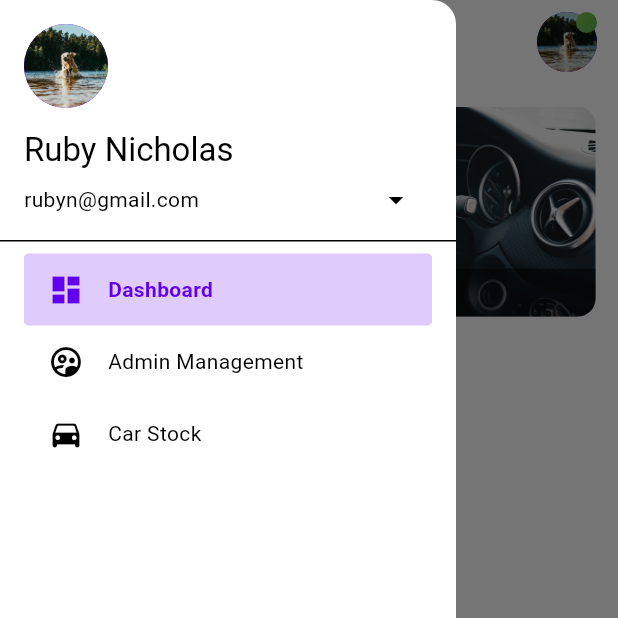
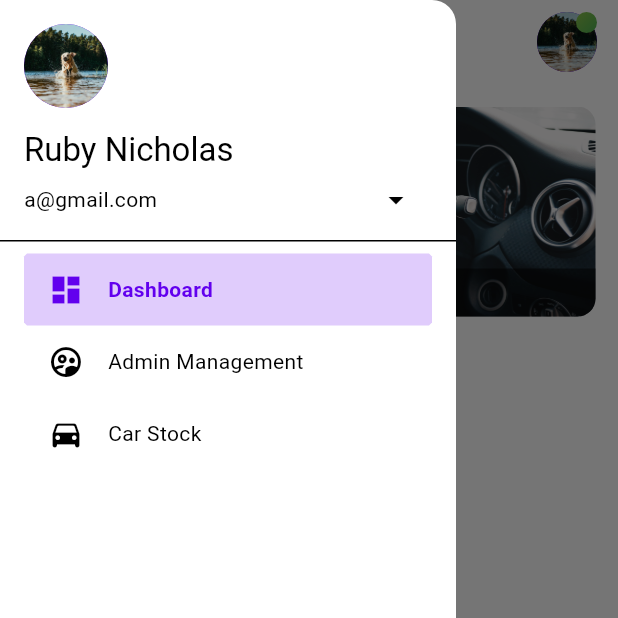
Before and after one commit to diva-gsc/polinema-smt5-mobile-uas, a Flutter app: the screen it shows after launch, with the side drawer open, on a phone screen of 412 x 824 dp, the top half of it. Run offline on Flutter 3.47's test engine with Material 2 defaults, Android fonts, the phone set to English and light mode, and no system bars; our stand-ins replace get, get_storage.

Commit message:
Refactor code

```diff
--- /dev/null
+++ b/client/lib/components/dashboard_appbar.dart
@@ -0,0 +1,28 @@
+import 'package:client/controllers/auth_controller.dart';
+import 'package:client/controllers/dashboard_screen_controller.dart';
+import 'package:flutter/material.dart';
+import 'package:get/get.dart';
+
+class DashboardAppBar extends StatelessWidget implements PreferredSizeWidget {
+  DashboardAppBar({required this.appBar, required this.actions, super.key});
+
+  final dashboardScreenController = Get.put(DashboardScreenController());
+  final AuthController authController = Get.find();
+
+  final AppBar appBar;
+  final List<Widget> actions;
+
+  @override
+  Widget build(BuildContext context) {
+    return AppBar(
+      title: Obx(
+        () => Text(
+            drawerItems[dashboardScreenController.selectedPageIndex].title),
+      ),
+      actions: actions,
+    );
+  }
+
+  @override
+  Size get preferredSize => Size.fromHeight(appBar.preferredSize.height);
+}
--- /dev/null
+++ b/client/lib/components/dashboard_appbar_user.dart
@@ -0,0 +1,44 @@
+import 'package:client/components/user_anchor_menu.dart';
+import 'package:client/controllers/auth_controller.dart';
+import 'package:flutter/material.dart';
+import 'package:get/get.dart';
+
+class DashboardAppBarUser extends StatelessWidget {
+  const DashboardAppBarUser({super.key});
+  static AuthController authController = Get.find();
+
+  @override
+  Widget build(BuildContext context) {
+    return Padding(
+      padding: const EdgeInsets.only(right: 10.0),
+      child: UserAnchorMenu(
+        icon: Stack(
+          children: [
+            CircleAvatar(
+              backgroundImage: AssetImage(
+                authController.loggedUser.image!,
+              ),
+              radius: 20,
+            ),
+            Positioned(
+              top: 0,
+              right: 0,
+              child: Container(
+                width: 14,
+                height: 14,
+                decoration: BoxDecoration(
+                  borderRadius: BorderRadius.circular(8),
+                  gradient: const LinearGradient(
+                    colors: [Colors.lightGreen, Colors.green],
+                    begin: Alignment.topLeft,
+                    end: Alignment.bottomRight,
+                  ),
+                ),
+              ),
+            ),
+          ],
+        ),
+      ),
+    );
+  }
+}
--- a/client/lib/components/dashboard_drawer_menu.dart
+++ b/client/lib/components/dashboard_drawer_menu.dart
@@ -1,11 +1,14 @@
 import 'package:client/components/dashboard_drawer_list_tile.dart';
 import 'package:client/components/user_anchor_menu.dart';
+import 'package:client/controllers/auth_controller.dart';
 import 'package:client/controllers/dashboard_screen_controller.dart';
 import 'package:flutter/material.dart';
 import 'package:get/get.dart';
 
 class DashboardDrawerMenu extends StatelessWidget {
   const DashboardDrawerMenu({super.key});
+
+  static AuthController authController = Get.find();
 
   @override
   Widget build(BuildContext context) {
@@ -21,7 +24,8 @@ class DashboardDrawerMenu extends StatelessWidget {
       decoration: const BoxDecoration(
         image: DecorationImage(
           image: AssetImage('assets/images/dashboard_drawer.jpg'),
-            colorFilter: ColorFilter.mode(Colors.black54, BlendMode.multiply)),
+          colorFilter: ColorFilter.mode(Colors.black54, BlendMode.multiply),
+        ),
       ),
       child: Column(
         mainAxisAlignment: MainAxisAlignment.end,
@@ -39,7 +43,8 @@ class DashboardDrawerMenu extends StatelessWidget {
                   ),
             ),
           )
-          ]),
+        ],
+      ),
     );
 
     // ignore: non_constant_identifier_names
@@ -48,13 +53,13 @@ class DashboardDrawerMenu extends StatelessWidget {
         mainAxisAlignment: MainAxisAlignment.end,
         crossAxisAlignment: CrossAxisAlignment.start,
         children: [
-          const CircleAvatar(
-            backgroundImage: AssetImage('assets/images/dog.jpg'),
+          CircleAvatar(
+            backgroundImage: AssetImage(authController.loggedUser.image!),
             radius: 28,
           ),
           const SizedBox(height: 14),
           Text(
-            'Ruby Nicholas',
+            authController.loggedUser.name,
             style: Theme.of(context).textTheme.titleLarge?.copyWith(
                   color: Theme.of(context).colorScheme.onSurface,
                 ),
@@ -64,7 +69,7 @@ class DashboardDrawerMenu extends StatelessWidget {
               mainAxisAlignment: MainAxisAlignment.spaceBetween,
               children: [
                 Text(
-                  'rubyn@gmail.com',
+                  authController.loggedUser.email,
                   style: Theme.of(context).textTheme.bodyMedium?.copyWith(
                         color: Theme.of(context).colorScheme.onSurface,
                       ),
--- /dev/null
+++ b/client/lib/controllers/auth_controller.dart
@@ -0,0 +1,6 @@
+import 'package:client/models/admin.dart';
+import 'package:get/get.dart';
+
+class AuthController extends GetxController {
+  late final Admin loggedUser;
+}
--- a/client/lib/controllers/dashboard_screen_controller.dart
+++ b/client/lib/controllers/dashboard_screen_controller.dart
@@ -5,22 +5,22 @@ import 'package:flutter/material.dart';
 import 'package:get/get.dart';
 
 final drawerItems = [
-  DashboardDrawerItem(
+  const DashboardDrawerItem(
     title: 'Dashboard',
     icon: Icons.dashboard,
     component: DashboardScreen(),
   ),
-  DashboardDrawerItem(
+  const DashboardDrawerItem(
     title: 'Admin Management',
     icon: Icons.supervised_user_circle_outlined,
   ),
-  DashboardDrawerItem(
+  const DashboardDrawerItem(
     title: 'Car Stock',
     icon: Icons.directions_car_rounded,
   ),
   DashboardDrawerItem(
       title: 'Settings', icon: Icons.settings, component: SettingsScreen()),
-  DashboardDrawerItem(
+  const DashboardDrawerItem(
     title: 'Logout',
     icon: Icons.logout,
   ),
@@ -33,4 +33,6 @@ class DashboardScreenController extends GetxController {
 
   int get selectedPageIndex => _selectedPageIndex.value;
   set selectedPageIndex(int pageIndex) => _selectedPageIndex.value = pageIndex;
+
+  void findSelectedMenu() {}
 }
--- a/client/lib/controllers/user_controller.dart
+++ /dev/null
@@ -1,6 +0,0 @@
-import 'package:client/models/admin.dart';
-import 'package:get/get.dart';
-
-class UserController extends GetxController {
-  late final Rx<Admin> loggedUser;
-}
--- a/client/lib/main.dart
+++ b/client/lib/main.dart
@@ -1,21 +1,38 @@
+import 'package:client/components/dashboard_appbar.dart';
+import 'package:client/components/dashboard_appbar_user.dart';
 import 'package:client/components/dashboard_drawer_menu.dart';
-import 'package:client/components/user_anchor_menu.dart';
 import 'package:client/config/custom_theme.dart';
+import 'package:client/controllers/auth_controller.dart';
 import 'package:client/controllers/dashboard_screen_controller.dart';
+import 'package:client/models/admin.dart';
 import 'package:flutter/material.dart';
 import 'package:get/get.dart';
 import 'package:get_storage/get_storage.dart';
 
 void main() async {
   await GetStorage.init();
+
+  final authController = Get.put(AuthController());
+
+  authController.loggedUser = Admin(
+    '1',
+    'Ruby Nicholas',
+    'a@gmail.com',
+    'nicholasN',
+    true,
+    'assets/images/dog.jpg',
+  );
+
   runApp(App());
 }
 
 class App extends StatelessWidget {
-  final dashboardScreenController = Get.put(DashboardScreenController());
+  App({super.key});
 
-  App({super.key});
+  final authController = Get.put(AuthController());
+
   final selectedPageIndex = 0.obs;
+
   @override
   Widget build(BuildContext context) {
     return GetMaterialApp(
@@ -30,54 +47,26 @@ class App extends StatelessWidget {
         brightness: Brightness.dark,
       ),
       home: Scaffold(
-        appBar: AppBar(
-          title: Obx(
-            () => Text(
-              drawerItems[dashboardScreenController.selectedPageIndex].title,
-            ),
+          appBar: DashboardAppBar(
+            appBar: AppBar(),
+            actions: const [DashboardAppBarUser()],
           ),
-          actions: [
-            Padding(
-              padding: const EdgeInsets.only(right: 10.0),
-              child: UserAnchorMenu(
-                icon: Stack(
-                  children: [
-                    const CircleAvatar(
-                      backgroundImage: AssetImage('assets/images/dog.jpg'),
-                      radius: 20,
-                    ),
-                    Positioned(
-                      top: 0,
-                      right: 0,
-                      child: Container(
-                        width: 14,
-                        height: 14,
-                        decoration: BoxDecoration(
-                          borderRadius: BorderRadius.circular(8),
-                          gradient: const LinearGradient(
-                            colors: [Colors.lightGreen, Colors.green],
-                            begin: Alignment.topLeft,
-                            end: Alignment.bottomRight,
-                          ),
-                        ),
-                      ),
-                    ),
-                  ],
-                ),
-              ),
-            )
-          ],
-        ),
-        drawer: const DashboardDrawerMenu(),
-        body: Obx(
-          () =>
-              drawerItems[dashboardScreenController.selectedPageIndex]
-                  .component ??
-              const Center(
-                child: Text('No Component\'s Yet'),
-              ),
-        ),
-      ),
+          drawer: const DashboardDrawerMenu(),
+          body: MainContent()),
     );
   }
 }
+
+class MainContent extends StatelessWidget {
+  MainContent({super.key});
+  final dashboardScreenController = Get.put(DashboardScreenController());
+
+  @override
+  Widget build(BuildContext context) {
+    return Obx(() {
+      int pageIndex = dashboardScreenController.selectedPageIndex;
+      return drawerItems[pageIndex].component ??
+          const Center(child: Text('No Component\'s Yet'));
+    });
+  }
+}
--- a/client/pubspec.yaml
+++ b/client/pubspec.yaml
@@ -38,7 +38,6 @@ dependencies:
   get: ^4.6.6
   dio: ^5.3.3
   get_storage: ^2.1.1
-  shared_preferences: ^2.2.2
 
 dev_dependencies:
   flutter_test:
```
Also changed, not shown: client/pubspec.lock, 1 other file. Lines whose indentation alone changed are shown as unchanged.
